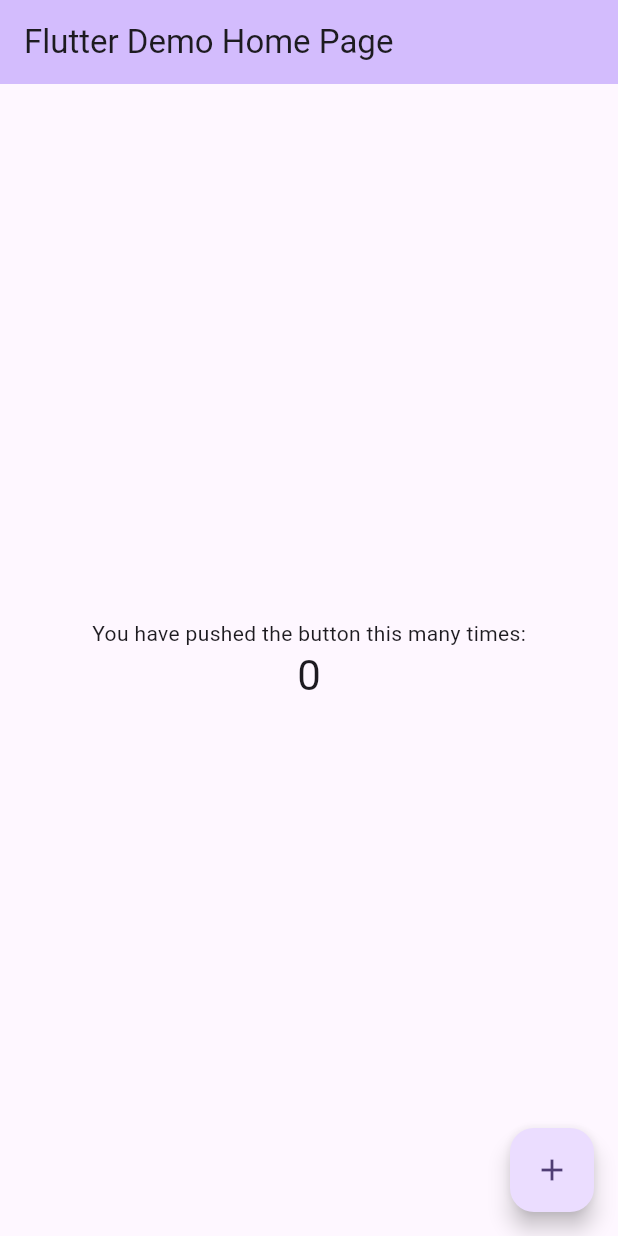
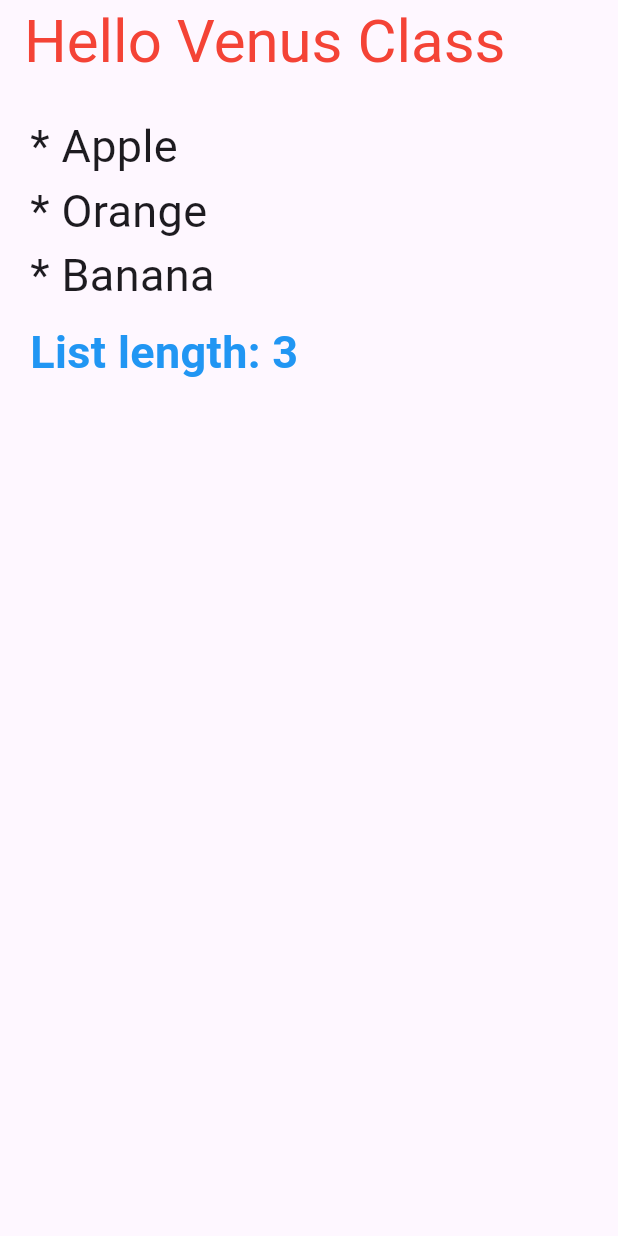
Before and after one commit to iCode-Academy/flutter_venus_project_2025, a Flutter app: the screen it shows after launch, on a phone screen of 412 x 824 dp. Run offline on Flutter 3.47's test engine with Material 3 defaults, Android fonts, the light colour scheme and no system bars.

Commit message:
lesson day 10

```diff
--- a/lessons/lesson_day_10/lib/main.dart
+++ b/lessons/lesson_day_10/lib/main.dart
@@ -1,122 +1,53 @@
 import 'package:flutter/material.dart';
 
 void main() {
-  runApp(const MyApp());
+  runApp(
+    MaterialApp(
+      home: Scaffold(
+        appBar: AppBar(
+          title: Text(
+            'Hello Venus Class',
+            style: TextStyle(fontSize: 40, color: Colors.red),
+          ),
+        ),
+        body: HelloFlutter(),
+      ),
+    ),
+  );
 }
 
-class MyApp extends StatelessWidget {
-  const MyApp({super.key});
+List<String> fruits = ['Apple', 'Orange', 'Banana'];
 
-  // This widget is the root of your application.
+// 3 тоотой list numbers гэдэг хувьсагчид үүсгээд
+// түүнийгээ жимснүүдийн доод талд харуулна уу
+
+class HelloFlutter extends StatelessWidget {
+  const HelloFlutter({super.key});
+
+  // 3 төрлийн жимсний цуглуулга list үүсгээд
+  // fruits гэдэг хувьсагчид хадгалана уу
+
   @override
   Widget build(BuildContext context) {
-    return MaterialApp(
-      title: 'Flutter Demo',
-      theme: ThemeData(
-        // This is the theme of your application.
-        //
-        // TRY THIS: Try running your application with "flutter run". You'll see
-        // the application has a purple toolbar. Then, without quitting the app,
-        // try changing the seedColor in the colorScheme below to Colors.green
-        // and then invoke "hot reload" (save your changes or press the "hot
-        // reload" button in a Flutter-supported IDE, or press "r" if you used
-        // the command line to start the app).
-        //
-        // Notice that the counter didn't reset back to zero; the application
-        // state is not lost during the reload. To reset the state, use hot
-        // restart instead.
-        //
-        // This works for code too, not just values: Most code changes can be
-        // tested with just a hot reload.
-        colorScheme: ColorScheme.fromSeed(seedColor: Colors.deepPurple),
+    return Container(
+      padding: EdgeInsets.all(20),
+      child: Column(
+        crossAxisAlignment: CrossAxisAlignment.start,
+        children: [
+          for (String fruit in fruits)
+            Text('* $fruit', style: TextStyle(fontSize: 30)),
+          SizedBox(height: 8),
+          Text(
+            'List length: ${fruits.length}',
+            style: TextStyle(
+              fontSize: 30,
+              color: Colors.blue,
+              fontWeight: FontWeight.bold,
+            ),
+          ),
+
+        ],
       ),
-      home: const MyHomePage(title: 'Flutter Demo Home Page'),
     );
   }
 }
-
-class MyHomePage extends StatefulWidget {
-  const MyHomePage({super.key, required this.title});
-
-  // This widget is the home page of your application. It is stateful, meaning
-  // that it has a State object (defined below) that contains fields that affect
-  // how it looks.
-
-  // This class is the configuration for the state. It holds the values (in this
-  // case the title) provided by the parent (in this case the App widget) and
-  // used by the build method of the State. Fields in a Widget subclass are
-  // always marked "final".
-
-  final String title;
-
-  @override
-  State<MyHomePage> createState() => _MyHomePageState();
-}
-
-class _MyHomePageState extends State<MyHomePage> {
-  int _counter = 0;
-
-  void _incrementCounter() {
-    setState(() {
-      // This call to setState tells the Flutter framework that something has
-      // changed in this State, which causes it to rerun the build method below
-      // so that the display can reflect the updated values. If we changed
-      // _counter without calling setState(), then the build method would not be
-      // called again, and so nothing would appear to happen.
-      _counter++;
-    });
-  }
-
-  @override
-  Widget build(BuildContext context) {
-    // This method is rerun every time setState is called, for instance as done
-    // by the _incrementCounter method above.
-    //
-    // The Flutter framework has been optimized to make rerunning build methods
-    // fast, so that you can just rebuild anything that needs updating rather
-    // than having to individually change instances of widgets.
-    return Scaffold(
-      appBar: AppBar(
-        // TRY THIS: Try changing the color here to a specific color (to
-        // Colors.amber, perhaps?) and trigger a hot reload to see the AppBar
-        // change color while the other colors stay the same.
-        backgroundColor: Theme.of(context).colorScheme.inversePrimary,
-        // Here we take the value from the MyHomePage object that was created by
-        // the App.build method, and use it to set our appbar title.
-        title: Text(widget.title),
-      ),
-      body: Center(
-        // Center is a layout widget. It takes a single child and positions it
-        // in the middle of the parent.
-        child: Column(
-          // Column is also a layout widget. It takes a list of children and
-          // arranges them vertically. By default, it sizes itself to fit its
-          // children horizontally, and tries to be as tall as its parent.
-          //
-          // Column has various properties to control how it sizes itself and
-          // how it positions its children. Here we use mainAxisAlignment to
-          // center the children vertically; the main axis here is the vertical
-          // axis because Columns are vertical (the cross axis would be
-          // horizontal).
-          //
-          // TRY THIS: Invoke "debug painting" (choose the "Toggle Debug Paint"
-          // action in the IDE, or press "p" in the console), to see the
-          // wireframe for each widget.
-          mainAxisAlignment: MainAxisAlignment.center,
-          children: <Widget>[
-            const Text('You have pushed the button this many times:'),
-            Text(
-              '$_counter',
-              style: Theme.of(context).textTheme.headlineMedium,
-            ),
-          ],
-        ),
-      ),
-      floatingActionButton: FloatingActionButton(
-        onPressed: _incrementCounter,
-        tooltip: 'Increment',
-        child: const Icon(Icons.add),
-      ), // This trailing comma makes auto-formatting nicer for build methods.
-    );
-  }
-}
--- /dev/null
+++ b/lessons/lesson_day_10_dart/bin/lesson_day_10_dart.dart
@@ -0,0 +1,5 @@
+import 'package:lesson_day_10_dart/lesson_day_10_dart.dart' as lesson_day_10_dart;
+
+void main(List<String> arguments) {
+  print('Hello world: ${lesson_day_10_dart.calculate()}!');
+}
```
Also changed, not shown: lessons/lesson_day_10_dart/analysis_options.yaml (added, +30 -0 lines), lessons/lesson_day_10_dart/lib/dart_maps_lesson.dart (added, +76 -0 lines), lessons/lesson_day_10_dart/lib/exercises.dart (added, +118 -0 lines), lessons/lesson_day_10_dart/pubspec.yaml (added, +15 -0 lines), 4 other files.
